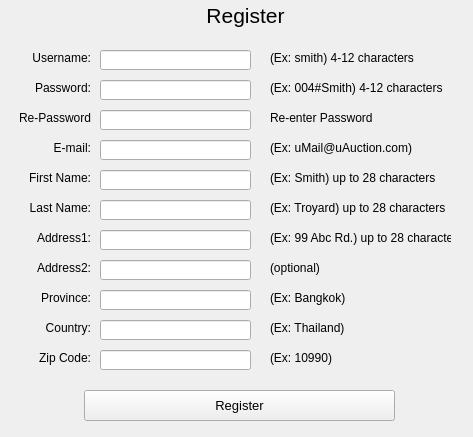
The window that unicorn/ui/register.ui (shiragaP/uAuction) describes before a commit, drawn with Qt 5.
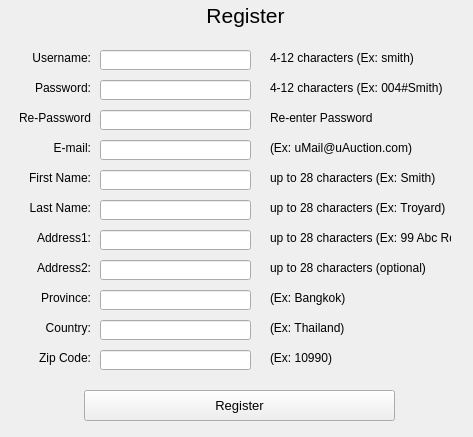
The same window after the commit.

What changed in the file:
```diff
--- a/unicorn/ui/register.ui
+++ b/unicorn/ui/register.ui
@@ -248,7 +248,7 @@
     </rect>
    </property>
    <property name="text">
-    <string>(Ex: 99 Abc Rd.) up to 28 characters</string>
+    <string>up to 28 characters (Ex: 99 Abc Rd.)</string>
    </property>
    <property name="alignment">
     <set>Qt::AlignLeading|Qt::AlignLeft|Qt::AlignVCenter</set>
@@ -264,7 +264,7 @@
     </rect>
    </property>
    <property name="text">
-    <string>(Ex: Troyard) up to 28 characters</string>
+    <string>up to 28 characters (Ex: Troyard)</string>
    </property>
    <property name="alignment">
     <set>Qt::AlignLeading|Qt::AlignLeft|Qt::AlignVCenter</set>
@@ -280,7 +280,7 @@
     </rect>
    </property>
    <property name="text">
-    <string>(Ex: Smith) up to 28 characters</string>
+    <string>up to 28 characters (Ex: Smith)</string>
    </property>
    <property name="alignment">
     <set>Qt::AlignLeading|Qt::AlignLeft|Qt::AlignVCenter</set>
@@ -312,7 +312,7 @@
     </rect>
    </property>
    <property name="text">
-    <string>(optional)</string>
+    <string>up to 28 characters (optional)</string>
    </property>
    <property name="alignment">
     <set>Qt::AlignLeading|Qt::AlignLeft|Qt::AlignVCenter</set>
@@ -344,7 +344,7 @@
     </rect>
    </property>
    <property name="text">
-    <string>(Ex: 004#Smith) 4-12 characters</string>
+    <string>4-12 characters (Ex: 004#Smith)</string>
    </property>
    <property name="alignment">
     <set>Qt::AlignLeading|Qt::AlignLeft|Qt::AlignVCenter</set>
@@ -376,7 +376,7 @@
     </rect>
    </property>
    <property name="text">
-    <string>(Ex: smith) 4-12 characters</string>
+    <string>4-12 characters (Ex: smith)</string>
    </property>
    <property name="alignment">
     <set>Qt::AlignLeading|Qt::AlignLeft|Qt::AlignVCenter</set>
```
